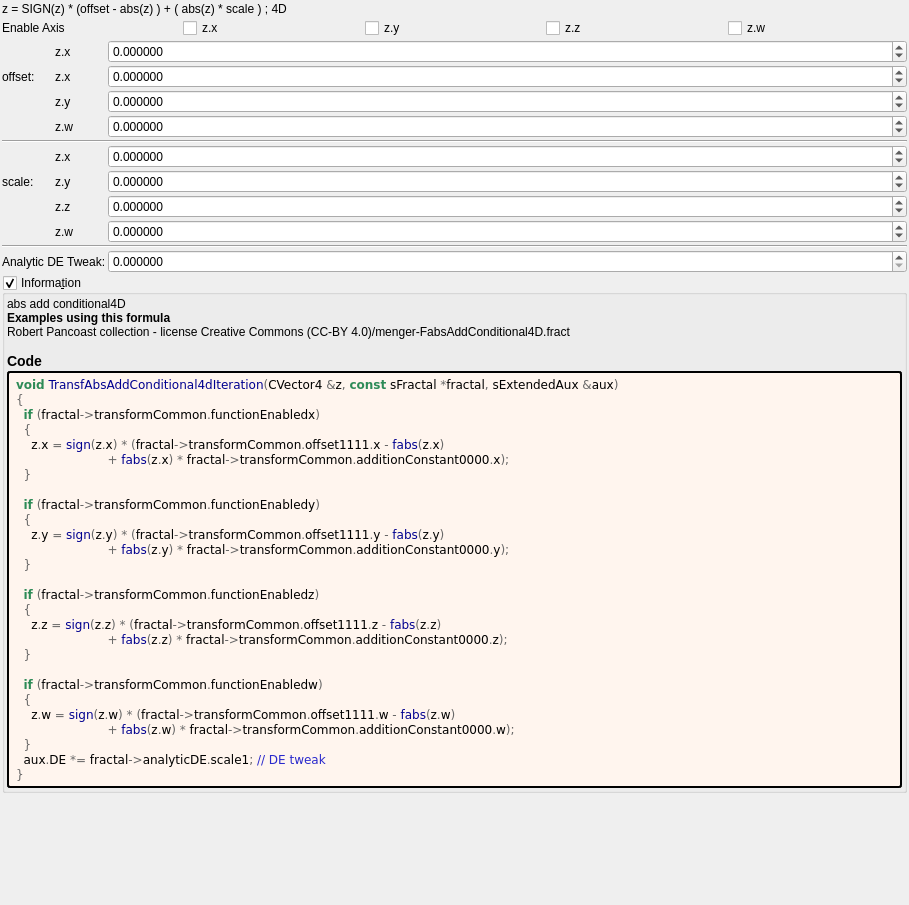
buddhi1980/mandelbulber2, file mandelbulber2/formula/ui/transf_abs_add_conditional4d.ui: the form before one commit.
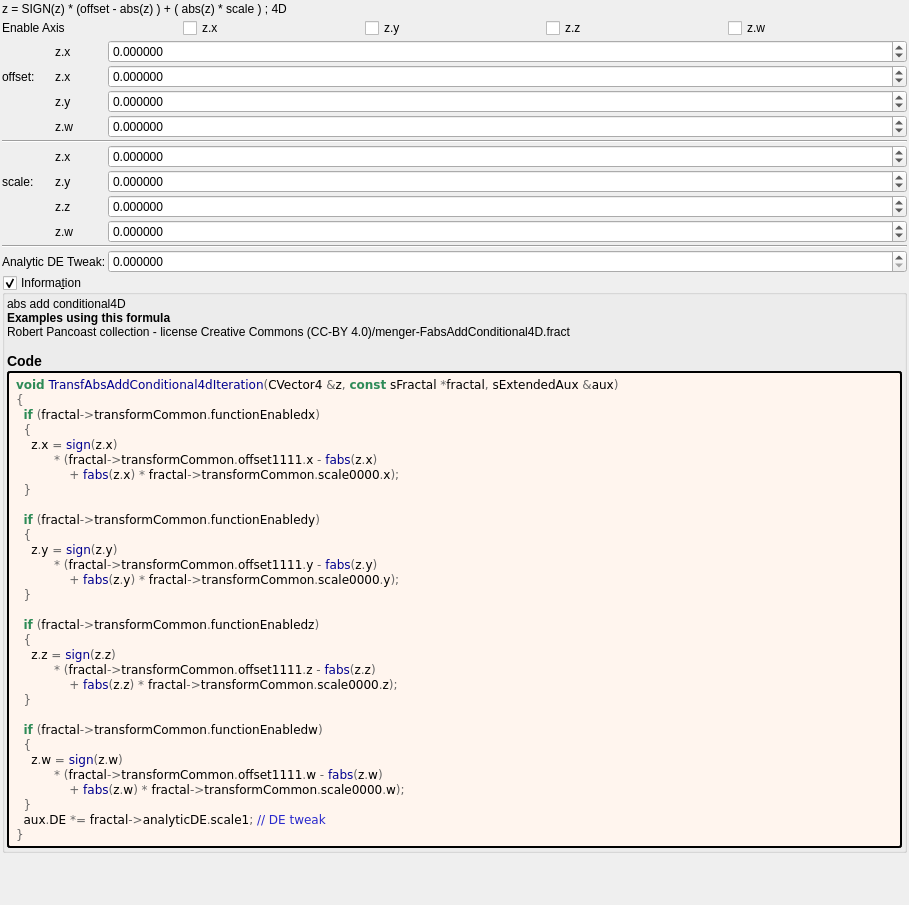
The form after the commit. Custom widgets are drawn as their Qt base class.

Diff of the .ui file:
```diff
--- a/mandelbulber2/formula/ui/transf_abs_add_conditional4d.ui
+++ b/mandelbulber2/formula/ui/transf_abs_add_conditional4d.ui
@@ -484,26 +484,30 @@
 &lt;span style=&quot;color:#676767&quot;&gt;{&lt;/span&gt;
   &lt;span style=&quot;color:#2e8b57; font-weight:bold&quot;&gt;if&lt;/span&gt; &lt;span style=&quot;color:#676767&quot;&gt;(&lt;/span&gt;fractal&lt;span style=&quot;color:#676767&quot;&gt;-&amp;gt;&lt;/span&gt;transformCommon&lt;span style=&quot;color:#676767&quot;&gt;.&lt;/span&gt;functionEnabledx&lt;span style=&quot;color:#676767&quot;&gt;)&lt;/span&gt;
   &lt;span style=&quot;color:#676767&quot;&gt;{&lt;/span&gt;
-    z&lt;span style=&quot;color:#676767&quot;&gt;.&lt;/span&gt;x &lt;span style=&quot;color:#676767&quot;&gt;=&lt;/span&gt; &lt;span style=&quot;color:#00008f&quot;&gt;sign&lt;/span&gt;&lt;span style=&quot;color:#676767&quot;&gt;(&lt;/span&gt;z&lt;span style=&quot;color:#676767&quot;&gt;.&lt;/span&gt;x&lt;span style=&quot;color:#676767&quot;&gt;) * (&lt;/span&gt;fractal&lt;span style=&quot;color:#676767&quot;&gt;-&amp;gt;&lt;/span&gt;transformCommon&lt;span style=&quot;color:#676767&quot;&gt;.&lt;/span&gt;offset1111&lt;span style=&quot;color:#676767&quot;&gt;.&lt;/span&gt;x &lt;span style=&quot;color:#676767&quot;&gt;-&lt;/span&gt; &lt;span style=&quot;color:#00008f&quot;&gt;fabs&lt;/span&gt;&lt;span style=&quot;color:#676767&quot;&gt;(&lt;/span&gt;z&lt;span style=&quot;color:#676767&quot;&gt;.&lt;/span&gt;x&lt;span style=&quot;color:#676767&quot;&gt;)&lt;/span&gt;
-                        &lt;span style=&quot;color:#676767&quot;&gt;+&lt;/span&gt; &lt;span style=&quot;color:#00008f&quot;&gt;fabs&lt;/span&gt;&lt;span style=&quot;color:#676767&quot;&gt;(&lt;/span&gt;z&lt;span style=&quot;color:#676767&quot;&gt;.&lt;/span&gt;x&lt;span style=&quot;color:#676767&quot;&gt;) *&lt;/span&gt; fractal&lt;span style=&quot;color:#676767&quot;&gt;-&amp;gt;&lt;/span&gt;transformCommon&lt;span style=&quot;color:#676767&quot;&gt;.&lt;/span&gt;additionConstant0000&lt;span style=&quot;color:#676767&quot;&gt;.&lt;/span&gt;x&lt;span style=&quot;color:#676767&quot;&gt;);&lt;/span&gt;
+    z&lt;span style=&quot;color:#676767&quot;&gt;.&lt;/span&gt;x &lt;span style=&quot;color:#676767&quot;&gt;=&lt;/span&gt; &lt;span style=&quot;color:#00008f&quot;&gt;sign&lt;/span&gt;&lt;span style=&quot;color:#676767&quot;&gt;(&lt;/span&gt;z&lt;span style=&quot;color:#676767&quot;&gt;.&lt;/span&gt;x&lt;span style=&quot;color:#676767&quot;&gt;)&lt;/span&gt;
+          &lt;span style=&quot;color:#676767&quot;&gt;* (&lt;/span&gt;fractal&lt;span style=&quot;color:#676767&quot;&gt;-&amp;gt;&lt;/span&gt;transformCommon&lt;span style=&quot;color:#676767&quot;&gt;.&lt;/span&gt;offset1111&lt;span style=&quot;color:#676767&quot;&gt;.&lt;/span&gt;x &lt;span style=&quot;color:#676767&quot;&gt;-&lt;/span&gt; &lt;span style=&quot;color:#00008f&quot;&gt;fabs&lt;/span&gt;&lt;span style=&quot;color:#676767&quot;&gt;(&lt;/span&gt;z&lt;span style=&quot;color:#676767&quot;&gt;.&lt;/span&gt;x&lt;span style=&quot;color:#676767&quot;&gt;)&lt;/span&gt;
+              &lt;span style=&quot;color:#676767&quot;&gt;+&lt;/span&gt; &lt;span style=&quot;color:#00008f&quot;&gt;fabs&lt;/span&gt;&lt;span style=&quot;color:#676767&quot;&gt;(&lt;/span&gt;z&lt;span style=&quot;color:#676767&quot;&gt;.&lt;/span&gt;x&lt;span style=&quot;color:#676767&quot;&gt;) *&lt;/span&gt; fractal&lt;span style=&quot;color:#676767&quot;&gt;-&amp;gt;&lt;/span&gt;transformCommon&lt;span style=&quot;color:#676767&quot;&gt;.&lt;/span&gt;scale0000&lt;span style=&quot;color:#676767&quot;&gt;.&lt;/span&gt;x&lt;span style=&quot;color:#676767&quot;&gt;);&lt;/span&gt;
   &lt;span style=&quot;color:#676767&quot;&gt;}&lt;/span&gt;
 
   &lt;span style=&quot;color:#2e8b57; font-weight:bold&quot;&gt;if&lt;/span&gt; &lt;span style=&quot;color:#676767&quot;&gt;(&lt;/span&gt;fractal&lt;span style=&quot;color:#676767&quot;&gt;-&amp;gt;&lt;/span&gt;transformCommon&lt;span style=&quot;color:#676767&quot;&gt;.&lt;/span&gt;functionEnabledy&lt;span style=&quot;color:#676767&quot;&gt;)&lt;/span&gt;
   &lt;span style=&quot;color:#676767&quot;&gt;{&lt;/span&gt;
-    z&lt;span style=&quot;color:#676767&quot;&gt;.&lt;/span&gt;y &lt;span style=&quot;color:#676767&quot;&gt;=&lt;/span&gt; &lt;span style=&quot;color:#00008f&quot;&gt;sign&lt;/span&gt;&lt;span style=&quot;color:#676767&quot;&gt;(&lt;/span&gt;z&lt;span style=&quot;color:#676767&quot;&gt;.&lt;/span&gt;y&lt;span style=&quot;color:#676767&quot;&gt;) * (&lt;/span&gt;fractal&lt;span style=&quot;color:#676767&quot;&gt;-&amp;gt;&lt;/span&gt;transformCommon&lt;span style=&quot;color:#676767&quot;&gt;.&lt;/span&gt;offset1111&lt;span style=&quot;color:#676767&quot;&gt;.&lt;/span&gt;y &lt;span style=&quot;color:#676767&quot;&gt;-&lt;/span&gt; &lt;span style=&quot;color:#00008f&quot;&gt;fabs&lt;/span&gt;&lt;span style=&quot;color:#676767&quot;&gt;(&lt;/span&gt;z&lt;span style=&quot;color:#676767&quot;&gt;.&lt;/span&gt;y&lt;span style=&quot;color:#676767&quot;&gt;)&lt;/span&gt;
-                        &lt;span style=&quot;color:#676767&quot;&gt;+&lt;/span&gt; &lt;span style=&quot;color:#00008f&quot;&gt;fabs&lt;/span&gt;&lt;span style=&quot;color:#676767&quot;&gt;(&lt;/span&gt;z&lt;span style=&quot;color:#676767&quot;&gt;.&lt;/span&gt;y&lt;span style=&quot;color:#676767&quot;&gt;) *&lt;/span&gt; fractal&lt;span style=&quot;color:#676767&quot;&gt;-&amp;gt;&lt;/span&gt;transformCommon&lt;span style=&quot;color:#676767&quot;&gt;.&lt;/span&gt;additionConstant0000&lt;span style=&quot;color:#676767&quot;&gt;.&lt;/span&gt;y&lt;span style=&quot;color:#676767&quot;&gt;);&lt;/span&gt;
+    z&lt;span style=&quot;color:#676767&quot;&gt;.&lt;/span&gt;y &lt;span style=&quot;color:#676767&quot;&gt;=&lt;/span&gt; &lt;span style=&quot;color:#00008f&quot;&gt;sign&lt;/span&gt;&lt;span style=&quot;color:#676767&quot;&gt;(&lt;/span&gt;z&lt;span style=&quot;color:#676767&quot;&gt;.&lt;/span&gt;y&lt;span style=&quot;color:#676767&quot;&gt;)&lt;/span&gt;
+          &lt;span style=&quot;color:#676767&quot;&gt;* (&lt;/span&gt;fractal&lt;span style=&quot;color:#676767&quot;&gt;-&amp;gt;&lt;/span&gt;transformCommon&lt;span style=&quot;color:#676767&quot;&gt;.&lt;/span&gt;offset1111&lt;span style=&quot;color:#676767&quot;&gt;.&lt;/span&gt;y &lt;span style=&quot;color:#676767&quot;&gt;-&lt;/span&gt; &lt;span style=&quot;color:#00008f&quot;&gt;fabs&lt;/span&gt;&lt;span style=&quot;color:#676767&quot;&gt;(&lt;/span&gt;z&lt;span style=&quot;color:#676767&quot;&gt;.&lt;/span&gt;y&lt;span style=&quot;color:#676767&quot;&gt;)&lt;/span&gt;
+              &lt;span style=&quot;color:#676767&quot;&gt;+&lt;/span&gt; &lt;span style=&quot;color:#00008f&quot;&gt;fabs&lt;/span&gt;&lt;span style=&quot;color:#676767&quot;&gt;(&lt;/span&gt;z&lt;span style=&quot;color:#676767&quot;&gt;.&lt;/span&gt;y&lt;span style=&quot;color:#676767&quot;&gt;) *&lt;/span&gt; fractal&lt;span style=&quot;color:#676767&quot;&gt;-&amp;gt;&lt;/span&gt;transformCommon&lt;span style=&quot;color:#676767&quot;&gt;.&lt;/span&gt;scale0000&lt;span style=&quot;color:#676767&quot;&gt;.&lt;/span&gt;y&lt;span style=&quot;color:#676767&quot;&gt;);&lt;/span&gt;
   &lt;span style=&quot;color:#676767&quot;&gt;}&lt;/span&gt;
 
   &lt;span style=&quot;color:#2e8b57; font-weight:bold&quot;&gt;if&lt;/span&gt; &lt;span style=&quot;color:#676767&quot;&gt;(&lt;/span&gt;fractal&lt;span style=&quot;color:#676767&quot;&gt;-&amp;gt;&lt;/span&gt;transformCommon&lt;span style=&quot;color:#676767&quot;&gt;.&lt;/span&gt;functionEnabledz&lt;span style=&quot;color:#676767&quot;&gt;)&lt;/span&gt;
   &lt;span style=&quot;color:#676767&quot;&gt;{&lt;/span&gt;
-    z&lt;span style=&quot;color:#676767&quot;&gt;.&lt;/span&gt;z &lt;span style=&quot;color:#676767&quot;&gt;=&lt;/span&gt; &lt;span style=&quot;color:#00008f&quot;&gt;sign&lt;/span&gt;&lt;span style=&quot;color:#676767&quot;&gt;(&lt;/span&gt;z&lt;span style=&quot;color:#676767&quot;&gt;.&lt;/span&gt;z&lt;span style=&quot;color:#676767&quot;&gt;) * (&lt;/span&gt;fractal&lt;span style=&quot;color:#676767&quot;&gt;-&amp;gt;&lt;/span&gt;transformCommon&lt;span style=&quot;color:#676767&quot;&gt;.&lt;/span&gt;offset1111&lt;span style=&quot;color:#676767&quot;&gt;.&lt;/span&gt;z &lt;span style=&quot;color:#676767&quot;&gt;-&lt;/span&gt; &lt;span style=&quot;color:#00008f&quot;&gt;fabs&lt;/span&gt;&lt;span style=&quot;color:#676767&quot;&gt;(&lt;/span&gt;z&lt;span style=&quot;color:#676767&quot;&gt;.&lt;/span&gt;z&lt;span style=&quot;color:#676767&quot;&gt;)&lt;/span&gt;
-                        &lt;span style=&quot;color:#676767&quot;&gt;+&lt;/span&gt; &lt;span style=&quot;color:#00008f&quot;&gt;fabs&lt;/span&gt;&lt;span style=&quot;color:#676767&quot;&gt;(&lt;/span&gt;z&lt;span style=&quot;color:#676767&quot;&gt;.&lt;/span&gt;z&lt;span style=&quot;color:#676767&quot;&gt;) *&lt;/span&gt; fractal&lt;span style=&quot;color:#676767&quot;&gt;-&amp;gt;&lt;/span&gt;transformCommon&lt;span style=&quot;color:#676767&quot;&gt;.&lt;/span&gt;additionConstant0000&lt;span style=&quot;color:#676767&quot;&gt;.&lt;/span&gt;z&lt;span style=&quot;color:#676767&quot;&gt;);&lt;/span&gt;
+    z&lt;span style=&quot;color:#676767&quot;&gt;.&lt;/span&gt;z &lt;span style=&quot;color:#676767&quot;&gt;=&lt;/span&gt; &lt;span style=&quot;color:#00008f&quot;&gt;sign&lt;/span&gt;&lt;span style=&quot;color:#676767&quot;&gt;(&lt;/span&gt;z&lt;span style=&quot;color:#676767&quot;&gt;.&lt;/span&gt;z&lt;span style=&quot;color:#676767&quot;&gt;)&lt;/span&gt;
+          &lt;span style=&quot;color:#676767&quot;&gt;* (&lt;/span&gt;fractal&lt;span style=&quot;color:#676767&quot;&gt;-&amp;gt;&lt;/span&gt;transformCommon&lt;span style=&quot;color:#676767&quot;&gt;.&lt;/span&gt;offset1111&lt;span style=&quot;color:#676767&quot;&gt;.&lt;/span&gt;z &lt;span style=&quot;color:#676767&quot;&gt;-&lt;/span&gt; &lt;span style=&quot;color:#00008f&quot;&gt;fabs&lt;/span&gt;&lt;span style=&quot;color:#676767&quot;&gt;(&lt;/span&gt;z&lt;span style=&quot;color:#676767&quot;&gt;.&lt;/span&gt;z&lt;span style=&quot;color:#676767&quot;&gt;)&lt;/span&gt;
+              &lt;span style=&quot;color:#676767&quot;&gt;+&lt;/span&gt; &lt;span style=&quot;color:#00008f&quot;&gt;fabs&lt;/span&gt;&lt;span style=&quot;color:#676767&quot;&gt;(&lt;/span&gt;z&lt;span style=&quot;color:#676767&quot;&gt;.&lt;/span&gt;z&lt;span style=&quot;color:#676767&quot;&gt;) *&lt;/span&gt; fractal&lt;span style=&quot;color:#676767&quot;&gt;-&amp;gt;&lt;/span&gt;transformCommon&lt;span style=&quot;color:#676767&quot;&gt;.&lt;/span&gt;scale0000&lt;span style=&quot;color:#676767&quot;&gt;.&lt;/span&gt;z&lt;span style=&quot;color:#676767&quot;&gt;);&lt;/span&gt;
   &lt;span style=&quot;color:#676767&quot;&gt;}&lt;/span&gt;
 
   &lt;span style=&quot;color:#2e8b57; font-weight:bold&quot;&gt;if&lt;/span&gt; &lt;span style=&quot;color:#676767&quot;&gt;(&lt;/span&gt;fractal&lt;span style=&quot;color:#676767&quot;&gt;-&amp;gt;&lt;/span&gt;transformCommon&lt;span style=&quot;color:#676767&quot;&gt;.&lt;/span&gt;functionEnabledw&lt;span style=&quot;color:#676767&quot;&gt;)&lt;/span&gt;
   &lt;span style=&quot;color:#676767&quot;&gt;{&lt;/span&gt;
-    z&lt;span style=&quot;color:#676767&quot;&gt;.&lt;/span&gt;w &lt;span style=&quot;color:#676767&quot;&gt;=&lt;/span&gt; &lt;span style=&quot;color:#00008f&quot;&gt;sign&lt;/span&gt;&lt;span style=&quot;color:#676767&quot;&gt;(&lt;/span&gt;z&lt;span style=&quot;color:#676767&quot;&gt;.&lt;/span&gt;w&lt;span style=&quot;color:#676767&quot;&gt;) * (&lt;/span&gt;fractal&lt;span style=&quot;color:#676767&quot;&gt;-&amp;gt;&lt;/span&gt;transformCommon&lt;span style=&quot;color:#676767&quot;&gt;.&lt;/span&gt;offset1111&lt;span style=&quot;color:#676767&quot;&gt;.&lt;/span&gt;w &lt;span style=&quot;color:#676767&quot;&gt;-&lt;/span&gt; &lt;span style=&quot;color:#00008f&quot;&gt;fabs&lt;/span&gt;&lt;span style=&quot;color:#676767&quot;&gt;(&lt;/span&gt;z&lt;span style=&quot;color:#676767&quot;&gt;.&lt;/span&gt;w&lt;span style=&quot;color:#676767&quot;&gt;)&lt;/span&gt;
-                        &lt;span style=&quot;color:#676767&quot;&gt;+&lt;/span&gt; &lt;span style=&quot;color:#00008f&quot;&gt;fabs&lt;/span&gt;&lt;span style=&quot;color:#676767&quot;&gt;(&lt;/span&gt;z&lt;span style=&quot;color:#676767&quot;&gt;.&lt;/span&gt;w&lt;span style=&quot;color:#676767&quot;&gt;) *&lt;/span&gt; fractal&lt;span style=&quot;color:#676767&quot;&gt;-&amp;gt;&lt;/span&gt;transformCommon&lt;span style=&quot;color:#676767&quot;&gt;.&lt;/span&gt;additionConstant0000&lt;span style=&quot;color:#676767&quot;&gt;.&lt;/span&gt;w&lt;span style=&quot;color:#676767&quot;&gt;);&lt;/span&gt;
+    z&lt;span style=&quot;color:#676767&quot;&gt;.&lt;/span&gt;w &lt;span style=&quot;color:#676767&quot;&gt;=&lt;/span&gt; &lt;span style=&quot;color:#00008f&quot;&gt;sign&lt;/span&gt;&lt;span style=&quot;color:#676767&quot;&gt;(&lt;/span&gt;z&lt;span style=&quot;color:#676767&quot;&gt;.&lt;/span&gt;w&lt;span style=&quot;color:#676767&quot;&gt;)&lt;/span&gt;
+          &lt;span style=&quot;color:#676767&quot;&gt;* (&lt;/span&gt;fractal&lt;span style=&quot;color:#676767&quot;&gt;-&amp;gt;&lt;/span&gt;transformCommon&lt;span style=&quot;color:#676767&quot;&gt;.&lt;/span&gt;offset1111&lt;span style=&quot;color:#676767&quot;&gt;.&lt;/span&gt;w &lt;span style=&quot;color:#676767&quot;&gt;-&lt;/span&gt; &lt;span style=&quot;color:#00008f&quot;&gt;fabs&lt;/span&gt;&lt;span style=&quot;color:#676767&quot;&gt;(&lt;/span&gt;z&lt;span style=&quot;color:#676767&quot;&gt;.&lt;/span&gt;w&lt;span style=&quot;color:#676767&quot;&gt;)&lt;/span&gt;
+              &lt;span style=&quot;color:#676767&quot;&gt;+&lt;/span&gt; &lt;span style=&quot;color:#00008f&quot;&gt;fabs&lt;/span&gt;&lt;span style=&quot;color:#676767&quot;&gt;(&lt;/span&gt;z&lt;span style=&quot;color:#676767&quot;&gt;.&lt;/span&gt;w&lt;span style=&quot;color:#676767&quot;&gt;) *&lt;/span&gt; fractal&lt;span style=&quot;color:#676767&quot;&gt;-&amp;gt;&lt;/span&gt;transformCommon&lt;span style=&quot;color:#676767&quot;&gt;.&lt;/span&gt;scale0000&lt;span style=&quot;color:#676767&quot;&gt;.&lt;/span&gt;w&lt;span style=&quot;color:#676767&quot;&gt;);&lt;/span&gt;
   &lt;span style=&quot;color:#676767&quot;&gt;}&lt;/span&gt;
   aux&lt;span style=&quot;color:#676767&quot;&gt;.&lt;/span&gt;DE &lt;span style=&quot;color:#676767&quot;&gt;*=&lt;/span&gt; fractal&lt;span style=&quot;color:#676767&quot;&gt;-&amp;gt;&lt;/span&gt;analyticDE&lt;span style=&quot;color:#676767&quot;&gt;.&lt;/span&gt;scale1&lt;span style=&quot;color:#676767&quot;&gt;;&lt;/span&gt; &lt;span style=&quot;color:#2929cc&quot;&gt;// DE tweak&lt;/span&gt;
 &lt;span style=&quot;color:#676767&quot;&gt;}&lt;/span&gt;
```
Left out of the diff: 2 changed lines with no effect on the pictures.
